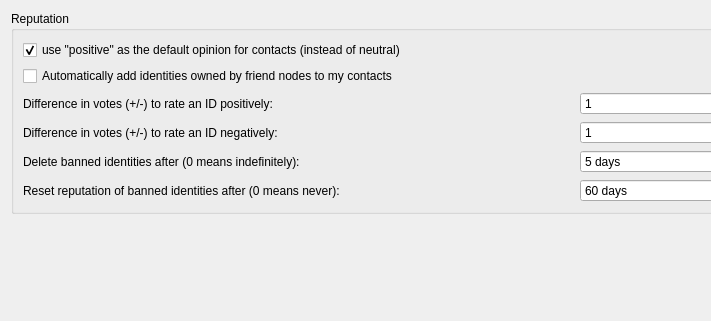
First picture: the form in retroshare-gui/src/gui/settings/PeoplePage.ui, repository RetroShare/RetroShare, before the edit; both pictures show x 0 to 711 and y 0 to 321 of the 1153 by 441 pixel window.
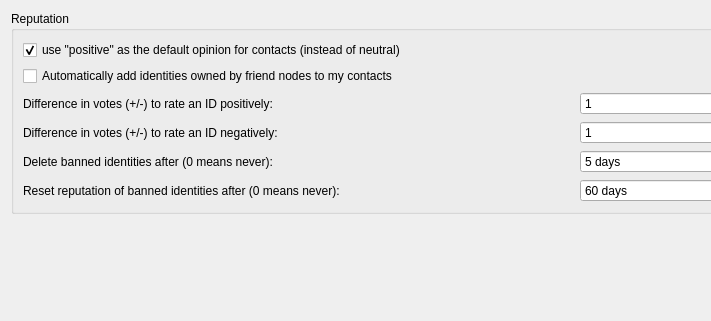
Second picture: the form after the edit.

Patch:
```diff
--- a/retroshare-gui/src/gui/settings/PeoplePage.ui
+++ b/retroshare-gui/src/gui/settings/PeoplePage.ui
@@ -100,7 +100,7 @@
            <enum>Qt::RightToLeft</enum>
           </property>
           <property name="text">
-           <string>Delete banned identities after (0 means indefinitely):</string>
+           <string>Delete banned identities after (0 means never):</string>
           </property>
           <property name="alignment">
            <set>Qt::AlignLeading|Qt::AlignLeft|Qt::AlignVCenter</set>
```
